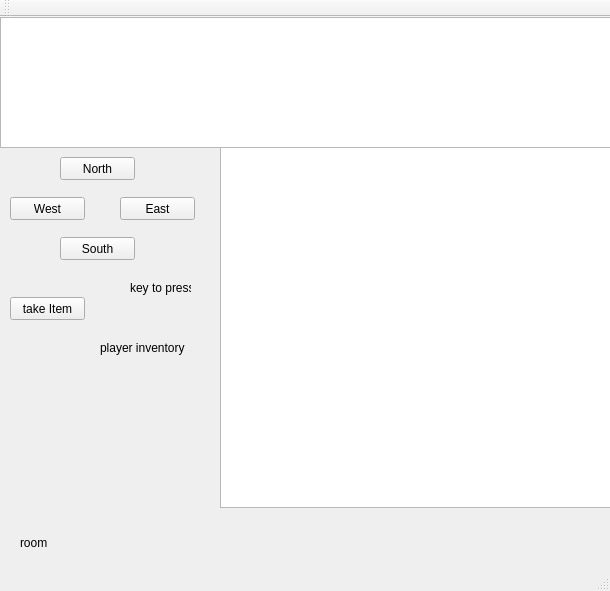
Old version of the form mainwindow.ui in the repository vdrumsta/Zork-GUI.
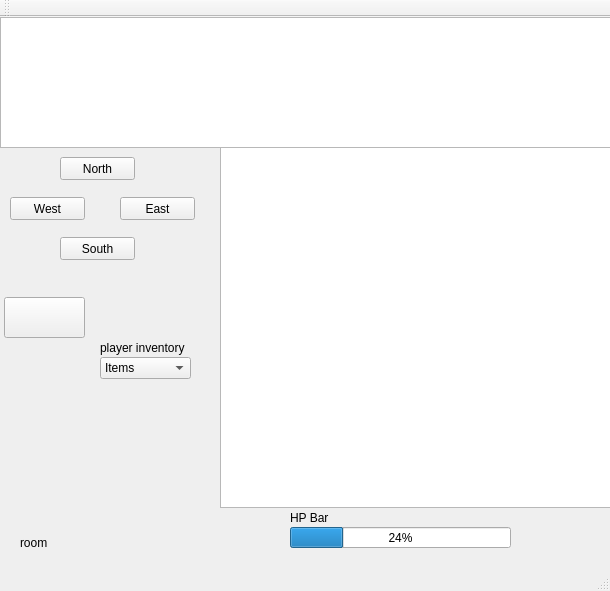
New version of the form.

```diff
--- a/mainwindow.ui
+++ b/mainwindow.ui
@@ -102,14 +102,14 @@
    <widget class="QPushButton" name="take">
     <property name="geometry">
      <rect>
-      <x>10</x>
+      <x>4</x>
       <y>280</y>
-      <width>75</width>
-      <height>23</height>
+      <width>81</width>
+      <height>41</height>
      </rect>
     </property>
     <property name="text">
-     <string>take Item</string>
+     <string/>
     </property>
    </widget>
    <widget class="QLabel" name="playerInventory">
@@ -128,14 +128,42 @@
    <widget class="QLabel" name="keyToP">
     <property name="geometry">
      <rect>
-      <x>130</x>
-      <y>260</y>
+      <x>290</x>
+      <y>490</y>
       <width>61</width>
       <height>21</height>
      </rect>
     </property>
     <property name="text">
-     <string>key to press</string>
+     <string>HP Bar</string>
+    </property>
+   </widget>
+   <widget class="QComboBox" name="Items">
+    <property name="geometry">
+     <rect>
+      <x>100</x>
+      <y>340</y>
+      <width>91</width>
+      <height>22</height>
+     </rect>
+    </property>
+    <item>
+     <property name="text">
+      <string>Items</string>
+     </property>
+    </item>
+   </widget>
+   <widget class="QProgressBar" name="healthBar">
+    <property name="geometry">
+     <rect>
+      <x>290</x>
+      <y>510</y>
+      <width>221</width>
+      <height>21</height>
+     </rect>
+    </property>
+    <property name="value">
+     <number>24</number>
     </property>
    </widget>
   </widget>
```
Left out of the diff: 2 changed lines with no effect on the pictures.
